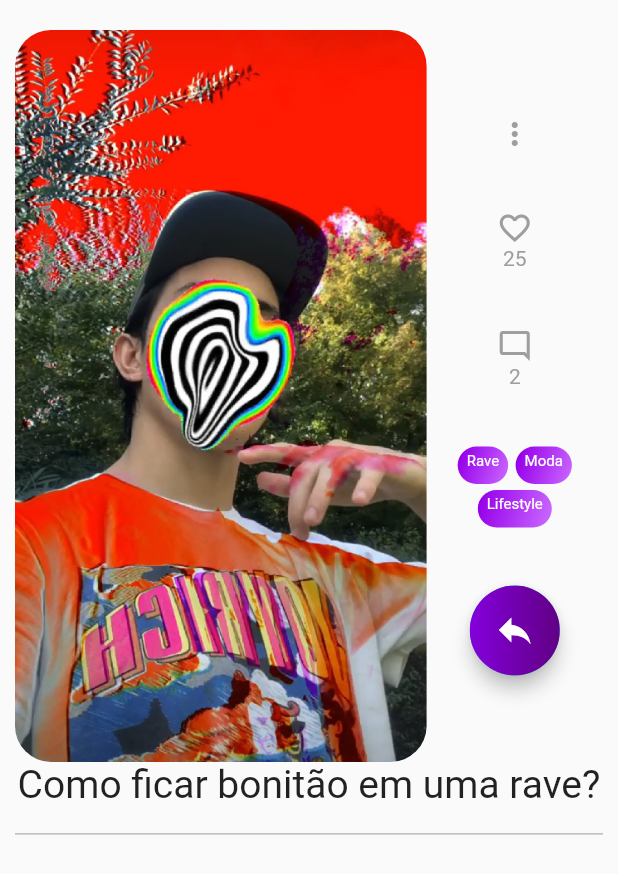
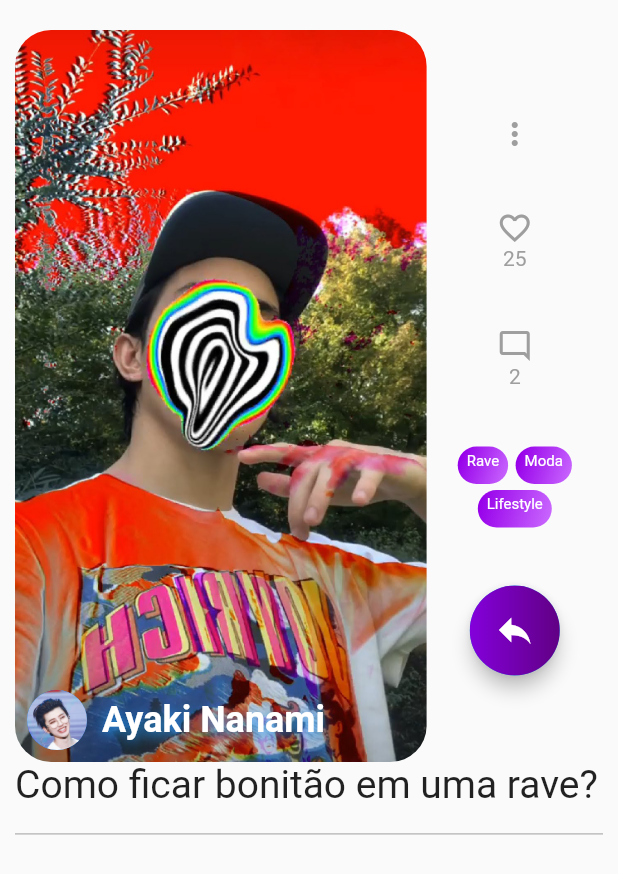
Before and after one commit to lucasmaffazioli/Halp_flutter, a Flutter app: the PostFeed widget shown alone on an empty page, opened directly, on a phone screen of 412 x 824 dp. Shown: the top 874 px of the screen. Run offline on Flutter 3.47's test engine with Material 2 defaults, Android fonts, the phone set to English and light mode, and no system bars; our stand-ins replace flutter_money_formatter, outline_material_icons; Roboto replaces fonts that are missing (MPLUSRounded1c, RobotoCondensed).

Commit message:
Posts now has username

```diff
--- a/lib/components/post_feed.dart
+++ b/lib/components/post_feed.dart
@@ -13,11 +13,15 @@ class PostFeed extends StatelessWidget {
   final int hearts;
   final int comments;
   final Image imagePreview;
+  final AssetImage imageAvatar;
+  final List<String> tags;
   PostFeed(
       {@required this.title,
       @required this.userName,
       @required this.hearts,
       @required this.imagePreview,
+      @required this.imageAvatar,
+      @required this.tags,
       @required this.comments});
 
   @override
@@ -28,6 +32,7 @@ class PostFeed extends StatelessWidget {
     return Container(
       padding: EdgeInsets.fromLTRB(10, 20, 10, 0),
       child: Column(
+        crossAxisAlignment: CrossAxisAlignment.stretch,
         children: <Widget>[
           // IntrinsicHeight( // Removido pois bugava o widget INK
           // child:
@@ -35,10 +40,54 @@ class PostFeed extends StatelessWidget {
             children: <Widget>[
               Expanded(
                 flex: 7,
-                child: ClipRRect(
+                child: Stack(children: <Widget>[
+                  ClipRRect(
                     borderRadius: BorderRadius.circular(24),
                     child: imagePreview,
                   ),
+                  Positioned.fill(
+                    child: Padding(
+                      padding: const EdgeInsets.all(8.0),
+                      child: Align(
+                        alignment: FractionalOffset.bottomCenter,
+                        child: Row(
+                          // crossAxisAlignment: CrossAxisAlignment.end,
+                          // mainAxisAlignment: MainAxisAlignment.center,
+                          children: <Widget>[
+                            CircleAvatar(
+                              backgroundImage: imageAvatar,
+                            ),
+                            SizedBox(
+                              width: 10,
+                            ),
+                            Text(
+                              userName,
+                              style: TextStyle(
+                                fontFamily: 'Roboto',
+                                fontWeight: FontWeight.bold,
+                                fontSize: 24,
+                                shadows: [
+                                  // Shadow(
+                                  //   blurRadius: 2,
+                                  //   // color: Color(0xFF8000FF),
+                                  //   color: Colors.black,
+                                  //   offset: Offset(0, 0),
+                                  // ),
+                                  Shadow(
+                                    blurRadius: 10,
+                                    color: Colors.blue,
+                                    offset: Offset(0, 3.0),
+                                  ),
+                                ],
+                                color: mainWhite,
+                              ),
+                            ),
+                          ],
+                        ),
+                      ),
+                    ),
+                  ),
+                ]),
               ),
               //
               //   SECOND COLUMN
@@ -74,19 +123,25 @@ class PostFeed extends StatelessWidget {
                             spacing: 5, // gap between adjacent chips
                             runSpacing: 4, // gap between lines
                             children: <Tag>[
+                              for (var tag in tags)
                                 Tag(
-                              'Rave',
+                                  tag,
                                   onPressed: () {},
-                            ),
-                            Tag(
-                              'Moda',
-                              onPressed: () {},
-                            ),
-                            Tag(
-                              'Lifestyle',
-                              onPressed: () {},
-                            ),
-                          ],
+                                )
+                            ]
+                            //   Tag(
+                            //     'Rave',
+                            //     onPressed: () {},
+                            //   ),
+                            //   Tag(
+                            //     'Moda',
+                            //     onPressed: () {},
+                            //   ),
+                            //   Tag(
+                            //     'Lifestyle',
+                            //     onPressed: () {},
+                            //   ),
+                            // ],
                             ),
                         ActionButton(
                           Icons.reply,
@@ -101,6 +156,7 @@ class PostFeed extends StatelessWidget {
           ),
           Text(
             title,
+            textAlign: TextAlign.left,
             style: TextStyle(
               fontSize: 26,
               fontFamily: 'RobotoCondensed',
```
Also changed, not shown: lib/screens/feed_screen.dart (+14 -3 lines), assets/images/mockup_ayaki_avatar.png (added), assets/images/mockup_jake_avatar.jpg (added), assets/images/mockup_jake_profile.jpg (deleted), assets/images/mockup_video_Jake_2.jpg (added). Lines whose indentation alone changed are shown as unchanged.
